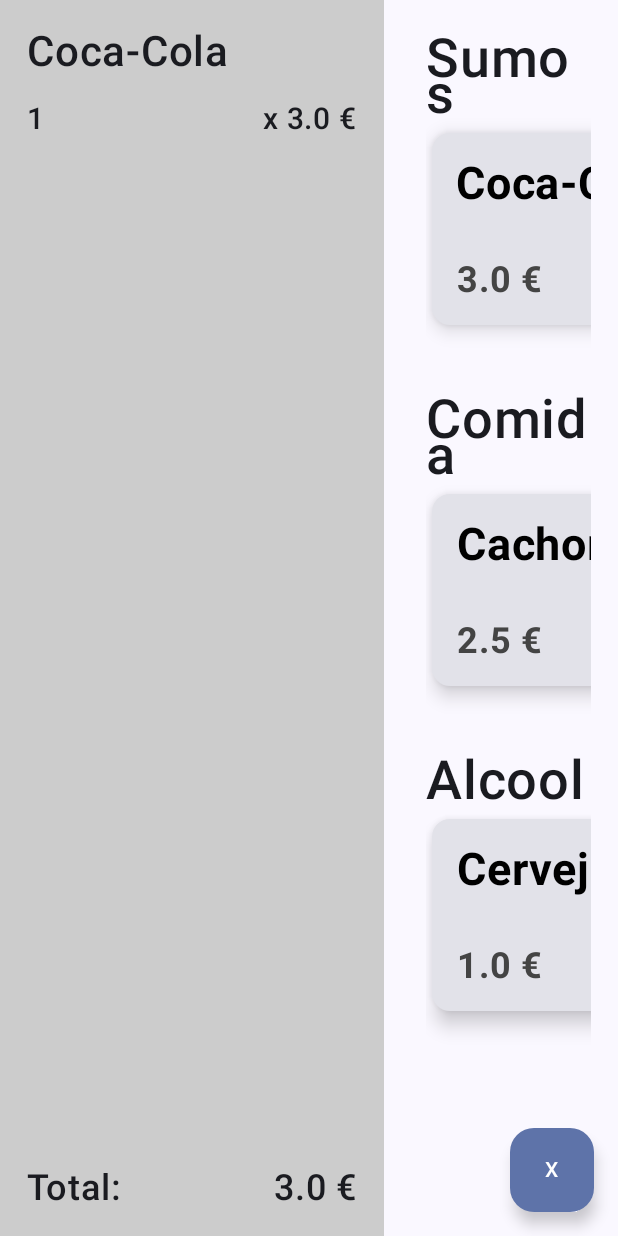
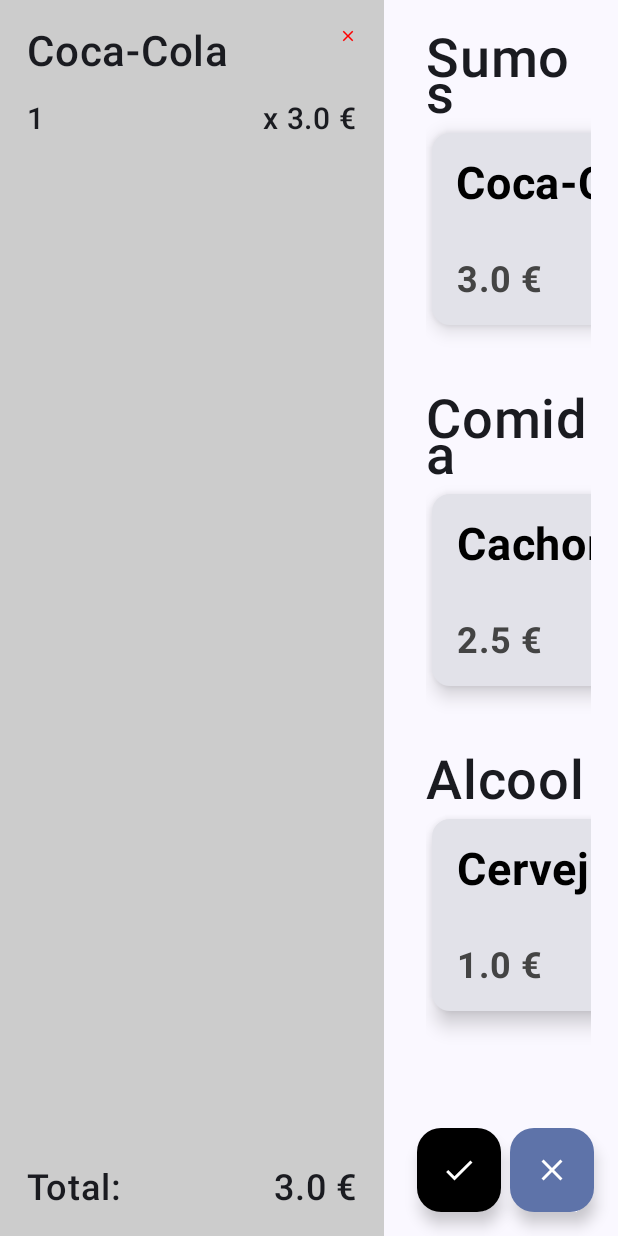
Before and after one commit to CR7sewey/ToBeDefined, an Android app built with Jetpack Compose: the ProductsListUI screen opened through its navigation route, after a tap on "Coca-Cola", on a phone screen of 412 x 824 dp. Run offline under Robolectric (Android 15) with nearby library versions, the phone set to English and light mode, and no system bars.

Commit message:
Buttons to delete

```diff
--- a/app/src/main/java/com/example/tobedefined/MainActivity.kt
+++ b/app/src/main/java/com/example/tobedefined/MainActivity.kt
@@ -5,9 +5,16 @@ import android.util.Log
 import androidx.activity.ComponentActivity
 import androidx.activity.compose.setContent
 import androidx.activity.enableEdgeToEdge
+import androidx.compose.foundation.layout.Row
+import androidx.compose.foundation.layout.Spacer
 import androidx.compose.foundation.layout.fillMaxSize
 import androidx.compose.foundation.layout.padding
+import androidx.compose.foundation.layout.width
+import androidx.compose.material.icons.Icons
+import androidx.compose.material.icons.filled.Check
+import androidx.compose.material.icons.filled.Clear
 import androidx.compose.material3.FloatingActionButton
+import androidx.compose.material3.Icon
 import androidx.compose.material3.Scaffold
 import androidx.compose.material3.Text
 import androidx.compose.runtime.Composable
@@ -19,6 +26,8 @@ import com.example.tobedefined.common.modules.NavigationClasses
 import com.example.tobedefined.ui.theme.ToBeDefinedTheme
 import androidx.compose.runtime.getValue
 import androidx.compose.runtime.setValue
+import androidx.compose.ui.graphics.Color
+import androidx.compose.ui.unit.dp
 import androidx.lifecycle.viewmodel.compose.viewModel
 import com.example.tobedefined.ProductsList.ProductsListVM
 
@@ -56,7 +65,22 @@ class MainActivity : ComponentActivity() {
 
 @Composable
 fun FloatingButtonClean(productVM: ProductsListVM = viewModel(), modifier: Modifier = Modifier) {
-
+    Row {
+        FloatingActionButton(
+            onClick = {
+                Log.d("Route", "FloatingButtonClean")
+                productVM.clearList()
+            },
+            modifier = modifier,
+            containerColor = Color.Black,
+            contentColor = Color.White
+        ) {
+            Icon(
+                imageVector = Icons.Default.Check,
+                contentDescription = "Check",
+            )
+        }
+        Spacer(modifier = Modifier.width(6.dp))
         FloatingActionButton(
             onClick = {
                 Log.d("Route", "FloatingButtonClean")
@@ -64,7 +88,13 @@ fun FloatingButtonClean(productVM: ProductsListVM = viewModel(), modifier: Modif
             },
             modifier = modifier
         ) {
-        Text(text = "X")
+            Icon(
+                imageVector = Icons.Default.Clear,
+                contentDescription = "Delete",
+            )
         }
 
     }
+
+
+}
--- a/app/src/main/java/com/example/tobedefined/ProductsList/ProductsList.kt
+++ b/app/src/main/java/com/example/tobedefined/ProductsList/ProductsList.kt
@@ -1,5 +1,6 @@
 package com.example.tobedefined.ProductsList
 
+import android.graphics.drawable.Icon
 import androidx.compose.foundation.Image
 import androidx.compose.foundation.background
 import androidx.compose.foundation.clickable
@@ -22,9 +23,13 @@ import androidx.compose.foundation.lazy.grid.LazyVerticalGrid
 import androidx.compose.foundation.lazy.items
 import androidx.compose.foundation.rememberScrollState
 import androidx.compose.foundation.verticalScroll
+import androidx.compose.material.icons.Icons
+import androidx.compose.material.icons.filled.Clear
 import androidx.compose.material3.Card
 import androidx.compose.material3.CardDefaults
 import androidx.compose.material3.Divider
+import androidx.compose.material3.Icon
+import androidx.compose.material3.IconButton
 import androidx.compose.material3.Text
 import androidx.compose.runtime.Composable
 import androidx.compose.runtime.collectAsState
@@ -98,11 +103,30 @@ fun DisplayProductsChosen(productsListVM: ProductsListVM, modifier: Modifier = M
             modifier = Modifier.weight(1f) // Crucial: This makes LazyColumn take available space
         ) {
             items(productsChosen) { it ->
-                Text(
-                    text = it.name,
-                    fontSize = 28.sp,
-                    fontWeight = FontWeight.SemiBold
-                )
+
+                Row(
+                    modifier = modifier.fillMaxWidth(),
+                ) {
+                    Text(
+                        text = it.name,
+                        fontSize = 28.sp,
+                        fontWeight = FontWeight.SemiBold
+                    )
+                    Spacer(modifier = Modifier.weight(1f))
+
+                    IconButton(
+                        onClick = {
+                            productsListVM.deleteProduct(it)
+                        },
+                        modifier = Modifier.size(12.dp)
+                    ) {
+                        Icon(
+                            imageVector = Icons.Default.Clear,
+                            contentDescription = "Delete",
+                            tint = Color.Red,
+                        )
+                    }
+                }
                 Spacer(modifier = Modifier.height(16.dp))
 
                 Row(
```
Also changed, not shown: app/src/main/java/com/example/tobedefined/ProductsList/ProductsListVM.kt (+7 -0 lines). Lines whose indentation alone changed are shown as unchanged.
